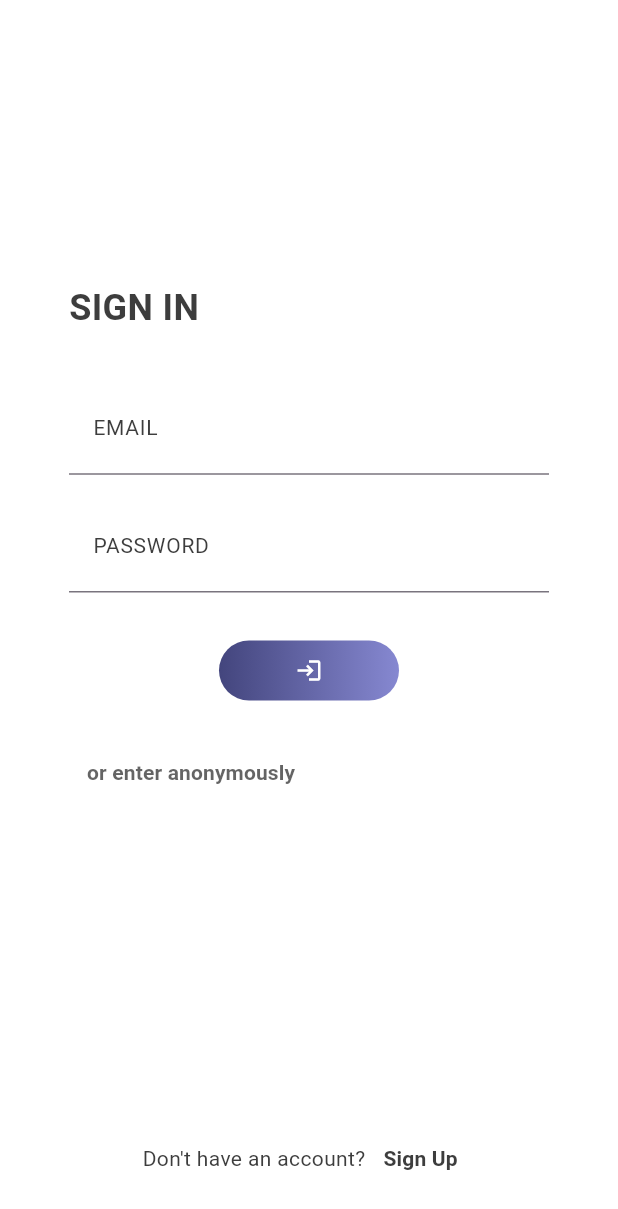
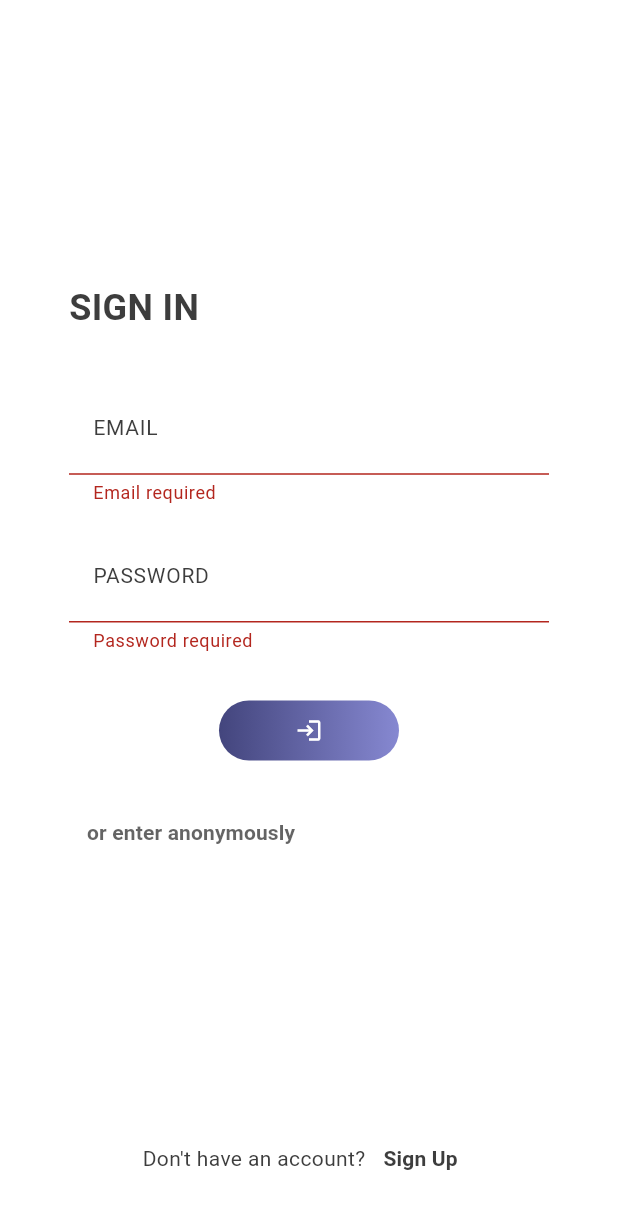
Before and after one commit to ashtonjamesd/enchilada-racing, a Flutter app: the screen it shows after launch, after a tap on the "login" icon, on a phone screen of 412 x 824 dp. Shown: the top 1209 px of the screen. Run offline on Flutter 3.47's test engine with Material 3 defaults, Android fonts, the phone set to English and light mode, and no system bars; our stand-ins replace firebase_auth, firebase_core; accounts and stored records are empty; network calls fail.

Commit message:
configured email and password login

```diff
--- a/quant/lib/main.dart
+++ b/quant/lib/main.dart
@@ -19,7 +19,7 @@ class App extends StatelessWidget {
   Widget build(BuildContext context) {
     return const MaterialApp(
       debugShowCheckedModeBanner: false,
-      home: Authenticate(),
+      home: SignIn(),
     );
   }
 }
--- a/quant/lib/models/user.dart
+++ b/quant/lib/models/user.dart
@@ -1,6 +1,6 @@
-class AnonymousUser{
+class QuantUser{
 
   final String userId;
 
-  AnonymousUser({required this.userId});
+  QuantUser({required this.userId});
 }
--- a/quant/lib/views/sign_in.dart
+++ b/quant/lib/views/sign_in.dart
@@ -1,3 +1,4 @@
+import 'package:firebase_auth/firebase_auth.dart';
 import 'package:flutter/material.dart';
 import 'package:quant/globals.dart';
 import 'package:quant/models/user.dart';
@@ -5,19 +6,22 @@ import 'package:quant/services/auth.dart';
 import 'package:quant/views/home.dart';
 import 'package:quant/views/sign_up.dart';
 
-class Authenticate extends StatefulWidget {
-  const Authenticate({super.key});
+class SignIn extends StatefulWidget {
+  const SignIn({super.key});
 
   @override
-  State<Authenticate> createState() => _AuthenticateState();
+  State<SignIn> createState() => _SignInState();
 }
 
-class _AuthenticateState extends State<Authenticate> {
+class _SignInState extends State<SignIn> {
 
   final AuthService auth = AuthService();
 
+  final _formKey = GlobalKey<FormState>();
+
   String email = "";
   String password = "";
+  String errorMessage = "";
 
   @override
   Widget build(BuildContext context) {
@@ -46,7 +50,14 @@ class _AuthenticateState extends State<Authenticate> {
                     ),
                   ),
                 ),
-                TextFormField(
+                Form(
+                  key: _formKey,
+                  child: Column(
+                    children: [
+                      Padding(
+                        padding: const EdgeInsets.only(bottom: 16),
+                        child: TextFormField(
+                          validator: (text) => text!.isEmpty ? "Email required" : null,
                           onChanged: (text) {
                             setState(() {
                               email = text;
@@ -62,8 +73,9 @@ class _AuthenticateState extends State<Authenticate> {
                             contentPadding: EdgeInsets.symmetric(vertical: 12, horizontal: 16),
                           ),
                         ),
-                const SizedBox(height:16),
+                      ),
                       TextFormField(
+                        validator: (text) => text!.isEmpty ? "Password required" : null,
                         onChanged: (text) {
                           setState(() {
                             password = text;
@@ -78,6 +90,9 @@ class _AuthenticateState extends State<Authenticate> {
                             fontSize: 14,
                           ),
                           contentPadding: EdgeInsets.symmetric(vertical: 12, horizontal: 16),
+                        ),
+                      ),
+                    ],
                   ),
                 ),
                 Padding(
@@ -97,7 +112,23 @@ class _AuthenticateState extends State<Authenticate> {
                     child: Center(
                       child: TextButton(
                         onPressed: () async {
-                          //print("User after logging out (should be null): ${auth.returnCurrentUser()}");
+                          if (_formKey.currentState!.validate()){
+                            dynamic result = await auth.quantSignInWithEmailAndPassword(email, password);
+
+                            if (result == null)
+                            {
+                              setState(() {
+                                errorMessage = "Invalid email or password";
+                              });
+                            }
+                            else
+                            {
+                              setState(() {
+                                errorMessage = "";
+                              });
+                              Navigator.pushReplacement(context, MaterialPageRoute(builder: (context) => const Home()));
+                            }
+                          }
                         },
                         child: const Icon(
                           Icons.login,
@@ -111,17 +142,12 @@ class _AuthenticateState extends State<Authenticate> {
                 Align(
                   alignment: Alignment.topLeft,
                   child: TextButton(
-                    onHover: (isHovering) {
-                      if (isHovering){
-
-                      }
-                    },
                     onPressed: () async {
-                        AnonymousUser? result = await auth.signInAnon();
+                        User? result = await auth.quantSignInAnonymously();
 
                         if (result != null){
                           Navigator.pushReplacement(context, MaterialPageRoute(builder: (context) => Home()));
-                          print("Signed in anonymously with:  ${result.userId}");
+                          print("Signed in anonymously with:  ${result.uid}");
                         }
                         else
                         {
@@ -134,6 +160,17 @@ class _AuthenticateState extends State<Authenticate> {
                         color: textColour.withOpacity(0.8),
                         fontWeight: FontWeight.bold,
                       ),
+                    ),
+                  ),
+                ),
+                Padding(
+                  padding: const EdgeInsets.only(top: 16),
+                  child: Text(
+                    errorMessage,
+                    textAlign: TextAlign.center,
+                    style: const TextStyle(
+                      fontSize: 12,
+                      color: Colors.red,
                     ),
                   ),
                 ),
--- a/quant/lib/widgets/logout_button.dart
+++ b/quant/lib/widgets/logout_button.dart
@@ -14,9 +14,9 @@ class LogoutButton extends StatelessWidget {
       onPressed: () async {
         try
         {
-          await auth.signOutCurrentUser();
+          await auth.quantSignOutCurrentUser();
           print("Logged out with: \t\t${FirebaseAuth.instance.currentUser?.uid}"); // should be null
-          Navigator.pushReplacement(context, MaterialPageRoute(builder: (context) => const Authenticate()));
+          Navigator.pushReplacement(context, MaterialPageRoute(builder: (context) => const SignIn()));
         }
         catch (exception)
         {
```
Also changed, not shown: quant/lib/services/auth.dart (+37 -5 lines), quant/lib/views/sign_up.dart (+36 -14 lines). Lines whose indentation alone changed are shown as unchanged.
